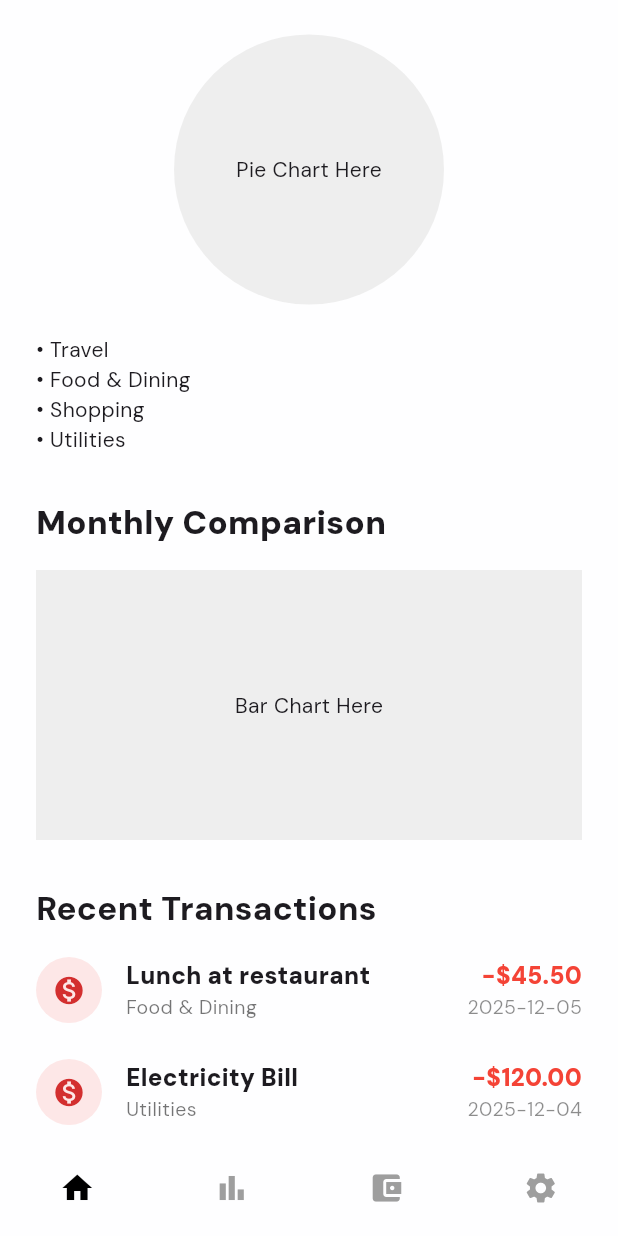
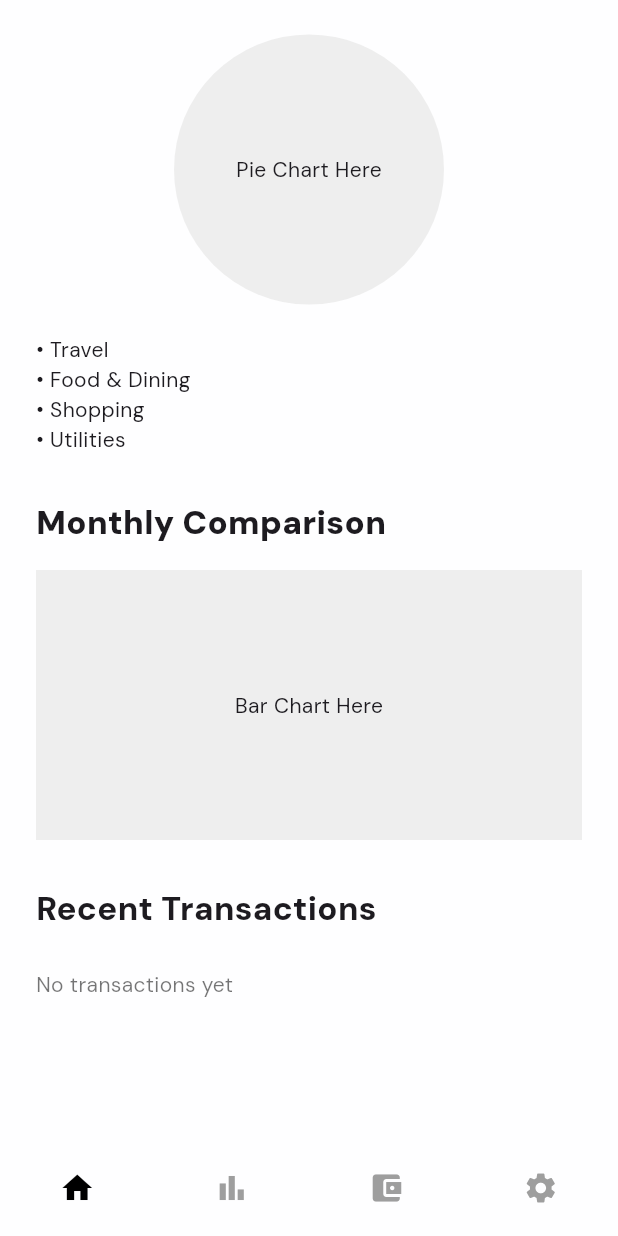
Before and after one commit to Lososel/fintrack-app, a Flutter app: the HomeScreen screen opened directly with empty values, scrolled down 363 dp, on a phone screen of 412 x 824 dp. Run offline on Flutter 3.47's test engine with Material 3 defaults, Android fonts, the phone set to English and light mode, and no system bars; our stand-ins replace google_fonts.

Commit message:
feat: implement transactions logic

```diff
--- a/lib/components/fields/input_field.dart
+++ b/lib/components/fields/input_field.dart
@@ -29,7 +29,8 @@ class InputField extends StatelessWidget {
     return TextField(
       controller: controller,
       readOnly: readOnly,
-      onTap: onTap,
+      onTap: readOnly && onTap != null ? onTap : null,
+      enabled: true,
       obscureText: isPassword,
       keyboardType: keyboardType,
       style: const TextStyle(fontSize: 16),
--- a/lib/screens/home/homepage_screen.dart
+++ b/lib/screens/home/homepage_screen.dart
@@ -1,5 +1,4 @@
 import 'package:flutter/material.dart';
-import 'package:fintrack_app/components/cards/balance_card.dart';
 import 'package:fintrack_app/screens/home/widgets/home_header.dart';
 import 'package:fintrack_app/screens/home/widgets/home_actions.dart';
 import 'package:fintrack_app/screens/home/widgets/spending_overview.dart';
@@ -7,14 +6,40 @@ import 'package:fintrack_app/screens/home/widgets/monthly_comparison.dart';
 import 'package:fintrack_app/screens/home/widgets/balance_card_section.dart';
 import 'package:fintrack_app/components/nav/bottom_nav.dart';
 import 'package:fintrack_app/screens/home/widgets/recent_transactions.dart';
+import 'package:fintrack_app/services/transaction_service.dart';
 
-class HomeScreen extends StatelessWidget {
+class HomeScreen extends StatefulWidget {
   final String name;
 
   const HomeScreen({super.key, required this.name});
 
   @override
+  State<HomeScreen> createState() => _HomeScreenState();
+}
+
+class _HomeScreenState extends State<HomeScreen> {
+  final TransactionService _transactionService = TransactionService();
+
+  @override
+  void initState() {
+    super.initState();
+    _transactionService.addListener(_refreshTransactions);
+  }
+
+  @override
+  void dispose() {
+    _transactionService.removeListener(_refreshTransactions);
+    super.dispose();
+  }
+
+  void _refreshTransactions() {
+    setState(() {});
+  }
+
+  @override
   Widget build(BuildContext context) {
+    final recentTransactions = _transactionService.recentTransactions;
+
     return Scaffold(
       backgroundColor: const Color(0xfF6F6F9),
       bottomNavigationBar: const HomeBottomNav(),
@@ -25,7 +50,7 @@ class HomeScreen extends StatelessWidget {
             crossAxisAlignment: CrossAxisAlignment.start,
             children: [
               const SizedBox(height: 16),
-              HomeHeader(name: name),
+              HomeHeader(name: widget.name),
 
               const SizedBox(height: 16),
               const BalanceCardSection(),
@@ -40,7 +65,7 @@ class HomeScreen extends StatelessWidget {
               const MonthlyComparison(),
 
               const SizedBox(height: 30),
-              const RecentTransactions(),
+              RecentTransactions(transactions: recentTransactions),
 
               const SizedBox(height: 80),
             ],
--- a/lib/screens/home/widgets/recent_transactions.dart
+++ b/lib/screens/home/widgets/recent_transactions.dart
@@ -3,42 +3,15 @@ import 'package:fintrack_app/models/transaction_model.dart';
 import 'package:fintrack_app/components/transaction/transaction_item.dart';
 
 class RecentTransactions extends StatelessWidget {
-  const RecentTransactions({super.key});
+  final List<TransactionModel> transactions;
+
+  const RecentTransactions({
+    super.key,
+    required this.transactions,
+  });
 
   @override
   Widget build(BuildContext context) {
-    // Mock data for now — replace with real data later
-    final List<TransactionModel> transactions = [
-      TransactionModel(
-        title: "Lunch at restaurant",
-        category: "Food & Dining",
-        amount: 45.50,
-        date: DateTime(2025, 12, 5),
-        isIncome: false,
-      ),
-      TransactionModel(
-        title: "Electricity Bill",
-        category: "Utilities",
-        amount: 120.00,
-        date: DateTime(2025, 12, 4),
-        isIncome: false,
-      ),
-      TransactionModel(
-        title: "Monthly salary",
-        category: "Salary",
-        amount: 3500.00,
-        date: DateTime(2025, 12, 1),
-        isIncome: true,
-      ),
-      TransactionModel(
-        title: "New shoes",
-        category: "Shopping",
-        amount: 89.99,
-        date: DateTime(2025, 12, 3),
-        isIncome: false,
-      ),
-    ];
-
     return Column(
       crossAxisAlignment: CrossAxisAlignment.start,
       children: [
@@ -47,8 +20,16 @@ class RecentTransactions extends StatelessWidget {
           style: TextStyle(fontSize: 22, fontWeight: FontWeight.w800),
         ),
         const SizedBox(height: 5),
-
-        for (var tx in transactions) TransactionItem(transaction: tx),
+        if (transactions.isEmpty)
+          const Padding(
+            padding: EdgeInsets.symmetric(vertical: 20),
+            child: Text(
+              "No transactions yet",
+              style: TextStyle(color: Colors.black54),
+            ),
+          )
+        else
+          for (var tx in transactions) TransactionItem(transaction: tx),
       ],
     );
   }
--- /dev/null
+++ b/lib/services/transaction_service.dart
@@ -0,0 +1,52 @@
+import 'package:flutter/material.dart';
+import 'package:fintrack_app/models/transaction_model.dart';
+
+class TransactionService {
+  static final TransactionService _instance = TransactionService._internal();
+  factory TransactionService() => _instance;
+  TransactionService._internal();
+
+  final List<TransactionModel> _transactions = [];
+
+  List<TransactionModel> get transactions => List.unmodifiable(_transactions);
+
+  List<TransactionModel> get recentTransactions {
+    final sorted = List<TransactionModel>.from(_transactions);
+    sorted.sort((a, b) => b.date.compareTo(a.date));
+    return sorted;
+  }
+
+  void addTransaction(TransactionModel transaction) {
+    _transactions.insert(0, transaction);
+    notifyListeners();
+  }
+
+  void deleteTransaction(TransactionModel transaction) {
+    _transactions.remove(transaction);
+    notifyListeners();
+  }
+
+  void updateTransaction(TransactionModel oldTransaction, TransactionModel newTransaction) {
+    final index = _transactions.indexOf(oldTransaction);
+    if (index != -1) {
+      _transactions[index] = newTransaction;
+      notifyListeners();
+    }
+  }
+
+  final List<VoidCallback> _listeners = [];
+
+  void addListener(VoidCallback listener) {
+    _listeners.add(listener);
+  }
+
+  void removeListener(VoidCallback listener) {
+    _listeners.remove(listener);
+  }
+
+  void notifyListeners() {
+    for (var listener in _listeners) {
+      listener();
+    }
+  }
+}
```
Also changed, not shown: lib/screens/home/add_transaction_screen.dart (+20 -4 lines).
